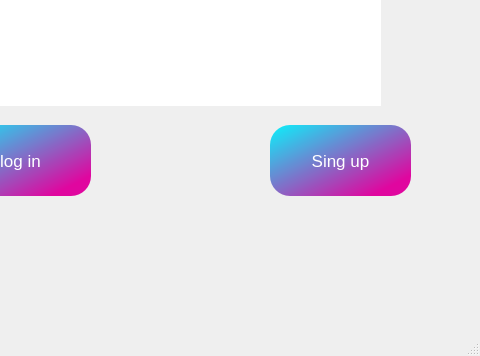
The window that GUI/ui/Main_window.ui (addinedu-ros-4th/deeplearning-repo-6) describes before a commit, drawn with Qt 5; both pictures show x 100 to 580 and y 375 to 731 of the 580 by 731 pixel window.
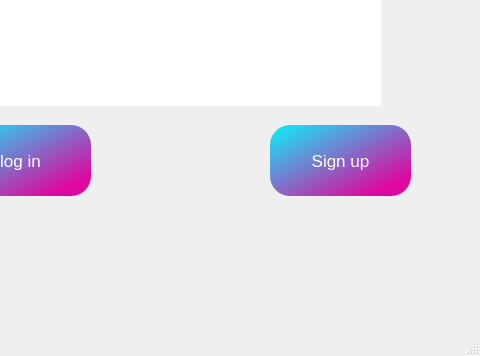
The same window after the commit.

Commit message:
🎨 Design Main_window.ui 오타수정
Button text Sing up -> Sign up

Diff of the .ui file:
```diff
--- a/GUI/ui/Main_window.ui
+++ b/GUI/ui/Main_window.ui
@@ -76,7 +76,7 @@
 	border-radius: 20px;</string>
     </property>
     <property name="text">
-     <string>Sing up</string>
+     <string>Sign up</string>
     </property>
    </widget>
    <widget class="QLabel" name="label">
```
The commit also changes 1 other file.
